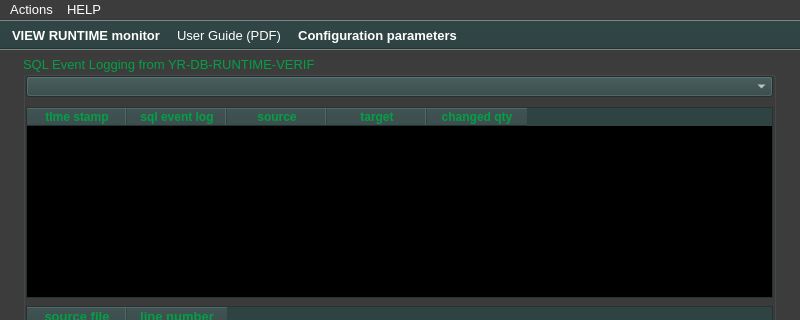
Old version of the form ui/yr-db-runtime-verif-main-window.ui in the repository yerothd/yr-db-runtime-verif; both pictures show x 0 to 800 and y 0 to 320 of the 800 by 600 pixel window.
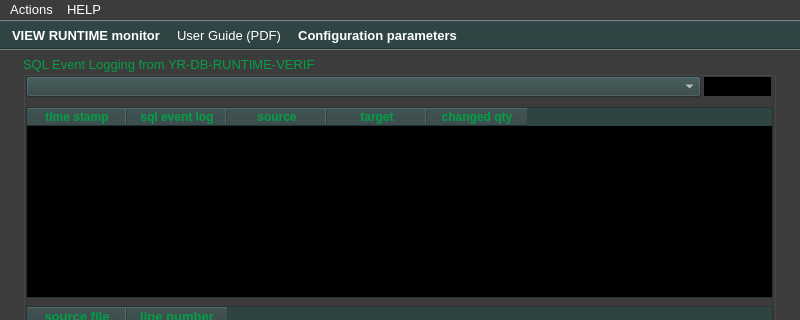
New version of the form. Icons and pictures are not drawn. Custom widgets are drawn as their Qt base class.

```diff
--- a/ui/yr-db-runtime-verif-main-window.ui
+++ b/ui/yr-db-runtime-verif-main-window.ui
@@ -4186,7 +4186,7 @@
       <rect>
        <x>3</x>
        <y>20</y>
-       <width>747</width>
+       <width>675</width>
        <height>21</height>
       </rect>
      </property>
@@ -4694,6 +4694,479 @@
       </font>
      </property>
     </widget>
+    <widget class="QLineEdit" name="lineEdit_nombre_de_resultats">
+     <property name="geometry">
+      <rect>
+       <x>680</x>
+       <y>20</y>
+       <width>69</width>
+       <height>21</height>
+      </rect>
+     </property>
+     <property name="palette">
+      <palette>
+       <active>
+        <colorrole role="WindowText">
+         <brush brushstyle="SolidPattern">
+          <color alpha="255">
+           <red>224</red>
+           <green>27</green>
+           <blue>36</blue>
+          </color>
+         </brush>
+        </colorrole>
+        <colorrole role="Button">
+         <brush brushstyle="SolidPattern">
+          <color alpha="255">
+           <red>0</red>
+           <green>0</green>
+           <blue>0</blue>
+          </color>
+         </brush>
+        </colorrole>
+        <colorrole role="Light">
+         <brush brushstyle="SolidPattern">
+          <color alpha="255">
+           <red>255</red>
+           <green>206</green>
+           <blue>108</blue>
+          </color>
+         </brush>
+        </colorrole>
+        <colorrole role="Midlight">
+         <brush brushstyle="SolidPattern">
+          <color alpha="255">
+           <red>248</red>
+           <green>183</green>
+           <blue>54</blue>
+          </color>
+         </brush>
+        </colorrole>
+        <colorrole role="Dark">
+         <brush brushstyle="SolidPattern">
+          <color alpha="255">
+           <red>121</red>
+           <green>81</green>
+           <blue>0</blue>
+          </color>
+         </brush>
+        </colorrole>
+        <colorrole role="Mid">
+         <brush brushstyle="SolidPattern">
+          <color alpha="255">
+           <red>161</red>
+           <green>107</green>
+           <blue>0</blue>
+          </color>
+         </brush>
+        </colorrole>
+        <colorrole role="Text">
+         <brush brushstyle="SolidPattern">
+          <color alpha="255">
+           <red>224</red>
+           <green>27</green>
+           <blue>36</blue>
+          </color>
+         </brush>
+        </colorrole>
+        <colorrole role="BrightText">
+         <brush brushstyle="SolidPattern">
+          <color alpha="255">
+           <red>224</red>
+           <green>27</green>
+           <blue>36</blue>
+          </color>
+         </brush>
+        </colorrole>
+        <colorrole role="ButtonText">
+         <brush brushstyle="SolidPattern">
+          <color alpha="255">
+           <red>224</red>
+           <green>27</green>
+           <blue>36</blue>
+          </color>
+         </brush>
+        </colorrole>
+        <colorrole role="Base">
+         <brush brushstyle="SolidPattern">
+          <color alpha="255">
+           <red>0</red>
+           <green>0</green>
+           <blue>0</blue>
+          </color>
+         </brush>
+        </colorrole>
+        <colorrole role="Window">
+         <brush brushstyle="SolidPattern">
+          <color alpha="255">
+           <red>0</red>
+           <green>0</green>
+           <blue>0</blue>
+          </color>
+         </brush>
+        </colorrole>
+        <colorrole role="Shadow">
+         <brush brushstyle="SolidPattern">
+          <color alpha="255">
+           <red>0</red>
+           <green>0</green>
+           <blue>0</blue>
+          </color>
+         </brush>
+        </colorrole>
+        <colorrole role="AlternateBase">
+         <brush brushstyle="SolidPattern">
+          <color alpha="255">
+           <red>248</red>
+           <green>208</green>
+           <blue>127</blue>
+          </color>
+         </brush>
+        </colorrole>
+        <colorrole role="ToolTipBase">
+         <brush brushstyle="SolidPattern">
+          <color alpha="255">
+           <red>255</red>
+           <green>255</green>
+           <blue>220</blue>
+          </color>
+         </brush>
+        </colorrole>
+        <colorrole role="ToolTipText">
+         <brush brushstyle="SolidPattern">
+          <color alpha="255">
+           <red>0</red>
+           <green>0</green>
+           <blue>0</blue>
+          </color>
+         </brush>
+        </colorrole>
+        <colorrole role="PlaceholderText">
+         <brush brushstyle="SolidPattern">
+          <color alpha="128">
+           <red>242</red>
+           <green>161</green>
+           <blue>0</blue>
+          </color>
+         </brush>
+        </colorrole>
+       </active>
+       <inactive>
+        <colorrole role="WindowText">
+         <brush brushstyle="SolidPattern">
+          <color alpha="255">
+           <red>224</red>
+           <green>27</green>
+           <blue>36</blue>
+          </color>
+         </brush>
+        </colorrole>
+        <colorrole role="Button">
+         <brush brushstyle="SolidPattern">
+          <color alpha="255">
+           <red>0</red>
+           <green>0</green>
+           <blue>0</blue>
+          </color>
+         </brush>
+        </colorrole>
+        <colorrole role="Light">
+         <brush brushstyle="SolidPattern">
+          <color alpha="255">
+           <red>255</red>
+           <green>206</green>
+           <blue>108</blue>
+          </color>
+         </brush>
+        </colorrole>
+        <colorrole role="Midlight">
+         <brush brushstyle="SolidPattern">
+          <color alpha="255">
+           <red>248</red>
+           <green>183</green>
+           <blue>54</blue>
+          </color>
+         </brush>
+        </colorrole>
+        <colorrole role="Dark">
+         <brush brushstyle="SolidPattern">
+          <color alpha="255">
+           <red>121</red>
+           <green>81</green>
+           <blue>0</blue>
+          </color>
+         </brush>
+        </colorrole>
+        <colorrole role="Mid">
+         <brush brushstyle="SolidPattern">
+          <color alpha="255">
+           <red>161</red>
+           <green>107</green>
+           <blue>0</blue>
+          </color>
+         </brush>
+        </colorrole>
+        <colorrole role="Text">
+         <brush brushstyle="SolidPattern">
+          <color alpha="255">
+           <red>224</red>
+           <green>27</green>
+           <blue>36</blue>
+          </color>
+         </brush>
+        </colorrole>
+        <colorrole role="BrightText">
+         <brush brushstyle="SolidPattern">
+          <color alpha="255">
+           <red>224</red>
+           <green>27</green>
+           <blue>36</blue>
+          </color>
+         </brush>
+        </colorrole>
+        <colorrole role="ButtonText">
+         <brush brushstyle="SolidPattern">
+          <color alpha="255">
+           <red>224</red>
+           <green>27</green>
+           <blue>36</blue>
+          </color>
+         </brush>
+        </colorrole>
+        <colorrole role="Base">
+         <brush brushstyle="SolidPattern">
+          <color alpha="255">
+           <red>0</red>
+           <green>0</green>
+           <blue>0</blue>
+          </color>
+         </brush>
+        </colorrole>
+        <colorrole role="Window">
+         <brush brushstyle="SolidPattern">
+          <color alpha="255">
+           <red>0</red>
+           <green>0</green>
+           <blue>0</blue>
+          </color>
+         </brush>
+        </colorrole>
+        <colorrole role="Shadow">
+         <brush brushstyle="SolidPattern">
+          <color alpha="255">
+           <red>0</red>
+           <green>0</green>
+           <blue>0</blue>
+          </color>
+         </brush>
+        </colorrole>
+        <colorrole role="AlternateBase">
+         <brush brushstyle="SolidPattern">
+          <color alpha="255">
+           <red>248</red>
+           <green>208</green>
+           <blue>127</blue>
+          </color>
+         </brush>
+        </colorrole>
+        <colorrole role="ToolTipBase">
+         <brush brushstyle="SolidPattern">
+          <color alpha="255">
+           <red>255</red>
+           <green>255</green>
+           <blue>220</blue>
+          </color>
+         </brush>
+        </colorrole>
+        <colorrole role="ToolTipText">
+         <brush brushstyle="SolidPattern">
+          <color alpha="255">
+           <red>0</red>
+           <green>0</green>
+           <blue>0</blue>
+          </color>
+         </brush>
+        </colorrole>
+        <colorrole role="PlaceholderText">
+         <brush brushstyle="SolidPattern">
+          <color alpha="128">
+           <red>242</red>
+           <green>161</green>
+           <blue>0</blue>
+          </color>
+         </brush>
+        </colorrole>
+       </inactive>
+       <disabled>
+        <colorrole role="WindowText">
+         <brush brushstyle="SolidPattern">
+          <color alpha="255">
+           <red>224</red>
+           <green>27</green>
+           <blue>36</blue>
+          </color>
+         </brush>
+        </colorrole>
+        <colorrole role="Button">
+         <brush brushstyle="SolidPattern">
+          <color alpha="255">
+           <red>0</red>
+           <green>0</green>
+           <blue>0</blue>
+          </color>
+         </brush>
+        </colorrole>
+        <colorrole role="Light">
+         <brush brushstyle="SolidPattern">
+          <color alpha="255">
+           <red>255</red>
+           <green>206</green>
+           <blue>108</blue>
+          </color>
+         </brush>
+        </colorrole>
+        <colorrole role="Midlight">
+         <brush brushstyle="SolidPattern">
+          <color alpha="255">
+           <red>248</red>
+           <green>183</green>
+           <blue>54</blue>
+          </color>
+         </brush>
+        </colorrole>
+        <colorrole role="Dark">
+         <brush brushstyle="SolidPattern">
+          <color alpha="255">
+           <red>121</red>
+           <green>81</green>
+           <blue>0</blue>
+          </color>
+         </brush>
+        </colorrole>
+        <colorrole role="Mid">
+         <brush brushstyle="SolidPattern">
+          <color alpha="255">
+           <red>161</red>
+           <green>107</green>
+           <blue>0</blue>
+          </color>
+         </brush>
+        </colorrole>
+        <colorrole role="Text">
+         <brush brushstyle="SolidPattern">
+          <color alpha="255">
+           <red>224</red>
+           <green>27</green>
+           <blue>36</blue>
+          </color>
+         </brush>
+        </colorrole>
+        <colorrole role="BrightText">
+         <brush brushstyle="SolidPattern">
+          <color alpha="255">
+           <red>224</red>
+           <green>27</green>
+           <blue>36</blue>
+          </color>
+         </brush>
+        </colorrole>
+        <colorrole role="ButtonText">
+         <brush brushstyle="SolidPattern">
+          <color alpha="255">
+           <red>224</red>
+           <green>27</green>
+           <blue>36</blue>
+          </color>
+         </brush>
+        </colorrole>
+        <colorrole role="Base">
+         <brush brushstyle="SolidPattern">
+          <color alpha="255">
+           <red>0</red>
+           <green>0</green>
+           <blue>0</blue>
+          </color>
+         </brush>
+        </colorrole>
+        <colorrole role="Window">
+         <brush brushstyle="SolidPattern">
+          <color alpha="255">
+           <red>0</red>
+           <green>0</green>
+           <blue>0</blue>
+          </color>
+         </brush>
+        </colorrole>
+        <colorrole role="Shadow">
+         <brush brushstyle="SolidPattern">
+          <color alpha="255">
+           <red>0</red>
+           <green>0</green>
+           <blue>0</blue>
+          </color>
+         </brush>
+        </colorrole>
+        <colorrole role="AlternateBase">
+         <brush brushstyle="SolidPattern">
+          <color alpha="255">
+           <red>242</red>
+           <green>161</green>
+           <blue>0</blue>
+          </color>
+         </brush>
+        </colorrole>
+        <colorrole role="ToolTipBase">
+         <brush brushstyle="SolidPattern">
+          <color alpha="255">
+           <red>255</red>
+           <green>255</green>
+           <blue>220</blue>
+          </color>
+         </brush>
+        </colorrole>
+        <colorrole role="ToolTipText">
+         <brush brushstyle="SolidPattern">
+          <color alpha="255">
+           <red>0</red>
+           <green>0</green>
+           <blue>0</blue>
+          </color>
+         </brush>
+        </colorrole>
+        <colorrole role="PlaceholderText">
+         <brush brushstyle="SolidPattern">
+          <color alpha="128">
+           <red>0</red>
+           <green>0</green>
+           <blue>0</blue>
+          </color>
+         </brush>
+        </colorrole>
+       </disabled>
+      </palette>
+     </property>
+     <property name="font">
+      <font>
+       <pointsize>10</pointsize>
+       <weight>75</weight>
+       <bold>true</bold>
+      </font>
+     </property>
+     <property name="styleSheet">
+      <string notr="true">border: 1px solid rgb(60, 60, 60);
+color: #e01b24;
+background-color: rgb(0, 0, 0); </string>
+     </property>
+     <property name="alignment">
+      <set>Qt::AlignCenter</set>
+     </property>
+     <property name="dragEnabled">
+      <bool>false</bool>
+     </property>
+     <property name="readOnly">
+      <bool>true</bool>
+     </property>
+    </widget>
    </widget>
    <widget class="QLabel" name="label_display_yr_db_runtime_verifier_connection_STATUS">
     <property name="geometry">
```
